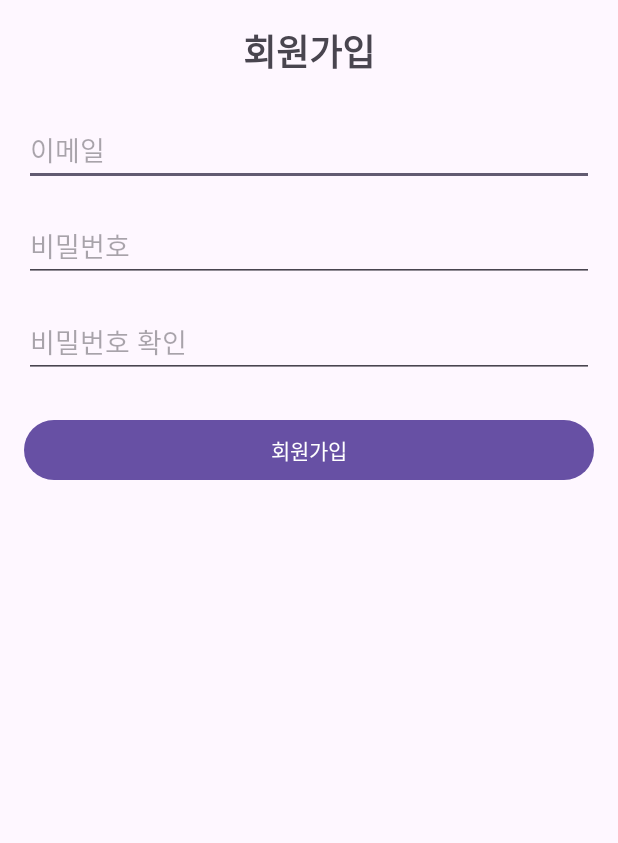
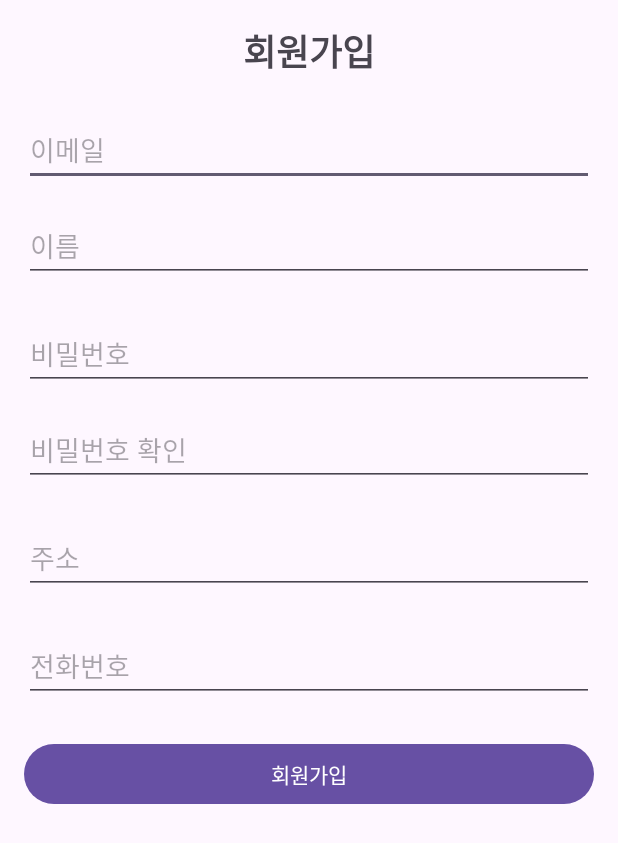
Before and after one commit to heeji-lee/Recycle_App, an Android app: the layout activity_register.xml on its own in the app's theme, with its tools: preview values and no code run, on a phone screen of 412 x 824 dp. Shown: the top 843 px of the screen. Run offline under Robolectric (Android 15) with nearby library versions, the phone set to English and light mode, and no system bars; network calls fail.

Commit message:
로그인 및 회원가입 spring과 연동하기 기능만 만듬

```diff
--- a/app/src/main/res/layout/activity_register.xml
+++ b/app/src/main/res/layout/activity_register.xml
@@ -25,6 +25,15 @@
         android:inputType="textEmailAddress"
         android:layout_marginBottom="16dp"/>
 
+    <!-- 이름 입력 -->
+    <EditText
+        android:id="@+id/editTextMname"
+        android:layout_width="match_parent"
+        android:layout_height="wrap_content"
+        android:hint="이름"
+        android:inputType="text"
+        android:layout_marginBottom="24dp"/>
+
     <!-- 비밀번호 입력 -->
     <EditText
         android:id="@+id/editTextPassword"
@@ -43,6 +52,23 @@
         android:inputType="textPassword"
         android:layout_marginBottom="24dp"/>
 
+    <!-- 주소 입력 -->
+    <EditText
+        android:id="@+id/editTextAdress"
+        android:layout_width="match_parent"
+        android:layout_height="wrap_content"
+        android:hint="주소"
+        android:inputType="text"
+        android:layout_marginBottom="24dp"/>
+    <!-- 전화번호 확인 입력 -->
+    <EditText
+        android:id="@+id/editTextPhone"
+        android:layout_width="match_parent"
+        android:layout_height="wrap_content"
+        android:hint="전화번호"
+        android:inputType="text"
+        android:layout_marginBottom="24dp"/>
+
     <!-- 회원 가입 버튼 -->
     <Button
         android:id="@+id/btnRegister"
--- a/gradle/libs.versions.toml
+++ b/gradle/libs.versions.toml
@@ -1,5 +1,5 @@
 [versions]
-agp = "8.5.0"
+agp = "8.6.0"
 kotlin = "1.9.0"
 coreKtx = "1.13.1"
 junit = "4.13.2"
```
Also changed, not shown: app/src/main/AndroidManifest.xml (+9 -6 lines), app/src/main/java/com/appliances/recycle/MainActivity.kt (+30 -0 lines), app/src/main/java/com/appliances/recycle/RegisterActivity.kt (+50 -9 lines), app/src/main/java/com/appliances/recycle/SerializedName/RegisterRequest.kt (added, +9 -0 lines), app/src/main/java/com/appliances/recycle/network/ImageUploadApi.kt (+17 -0 lines), app/src/main/java/com/appliances/recycle/network/RetrofitClient.kt (+28 -1 lines), app/src/main/java/com/appliances/recycle/repository/LoginRepository.kt (added, +12 -0 lines), app/src/main/java/com/appliances/recycle/repository/RegisterRepository.kt (added, +16 -0 lines), app/src/main/java/com/appliances/recycle/viewModel/LoginViewModel.kt (added, +22 -0 lines), app/src/main/java/com/appliances/recycle/viewModel/RegisterViewModel.kt (added, +39 -0 lines), app/src/main/java/com/appliances/recycle/viewModelFactory/LoginViewModelFactory.kt (added, +19 -0 lines), app/src/main/java/com/appliances/recycle/viewModelFactory/RegisterViewModelFactory.kt (added, +16 -0 lines).
